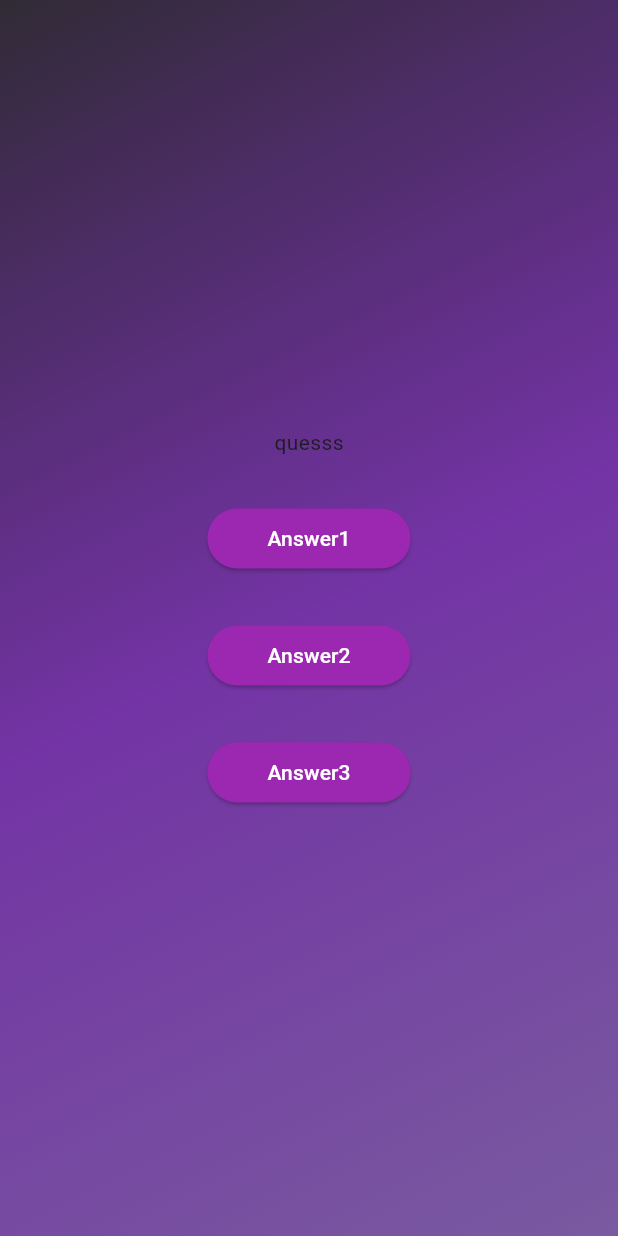
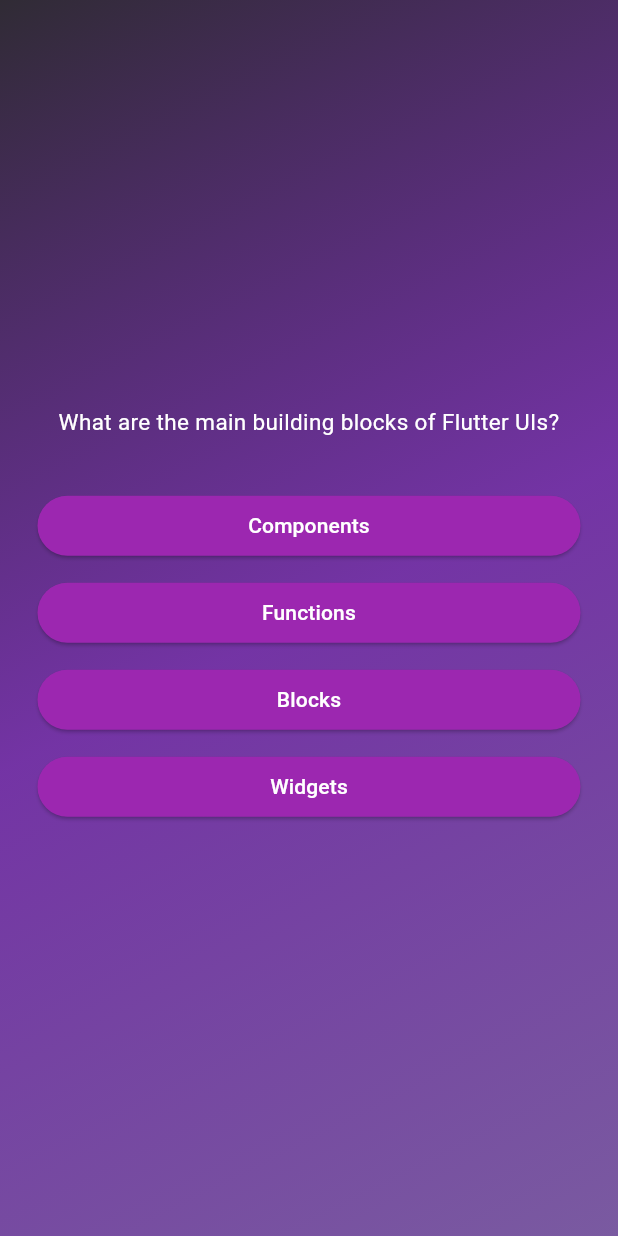
Before and after one commit to Dannysyed/Quiz-App, a Flutter app: the screen it shows after launch, after a tap on "Take Quiz", on a phone screen of 412 x 824 dp. Run offline on Flutter 3.47's test engine with Material 3 defaults, Android fonts, the phone set to English and light mode, and no system bars; Roboto replaces fonts that are missing (addressCity).

Commit message:
Building Question screen and result screen

```diff
--- a/lib/custom_button.dart
+++ b/lib/custom_button.dart
@@ -7,14 +7,23 @@ class AnswerButton extends StatelessWidget {
 
   @override
   Widget build(context) {
-    return ElevatedButton(
+    return Container(
+      margin: const EdgeInsets.all(5), // Add margin here
+      child: ElevatedButton(
         onPressed: onTap,
         style: ElevatedButton.styleFrom(
-            padding: const EdgeInsets.symmetric(horizontal: 40, vertical: 10),
-            backgroundColor: Colors.purple,
-            foregroundColor: Colors.white,
-            shape: RoundedRectangleBorder(
-                borderRadius: BorderRadius.circular(40))),
-        child: Text(text));
+          padding: const EdgeInsets.symmetric(horizontal: 40, vertical: 10),
+          backgroundColor: Colors.purple,
+          foregroundColor: Colors.white,
+          shape: RoundedRectangleBorder(
+            borderRadius: BorderRadius.circular(40),
+          ),
+        ),
+        child: Text(
+          text,
+          textAlign: TextAlign.center,
+        ),
+      ),
+    );
   }
 }
--- a/lib/models/quiz_question.dart
+++ b/lib/models/quiz_question.dart
@@ -2,4 +2,10 @@ class QuizQuestion {
   const QuizQuestion(this.text, this.answers);
   final String text;
   final List<String> answers;
+
+  List<String> getShuffledAnswer() {
+    final newshuffledAnswer = List.of(answers);
+    newshuffledAnswer.shuffle();
+    return newshuffledAnswer;
+  }
 }
--- a/lib/questions_screen.dart
+++ b/lib/questions_screen.dart
@@ -1,8 +1,10 @@
 import 'package:flutter/material.dart';
 import 'package:quiz/custom_button.dart';
+import 'package:quiz/data/questions.dart';
 
 class QuestionsScreen extends StatefulWidget {
-  const QuestionsScreen({super.key});
+  const QuestionsScreen(this.selectedAnswer, {super.key});
+  final void Function(String) selectedAnswer;
   @override
   State<QuestionsScreen> createState() {
     return _QuestionsScreenState();
@@ -10,27 +12,44 @@ class QuestionsScreen extends StatefulWidget {
 }
 
 class _QuestionsScreenState extends State<QuestionsScreen> {
+  var currentQuestionIndex = 0;
+
+  changeQuestion(String answer) {
+    widget.selectedAnswer(answer);
+    // print();
+    setState(() {
+      currentQuestionIndex += 1;
+    });
+  }
+
   @override
   Widget build(context) {
+    final questionsdata = questions[currentQuestionIndex];
     return SizedBox(
       width: double.infinity,
+      child: Container(
+        margin: const EdgeInsets.all(20),
         child: Column(
           mainAxisAlignment: MainAxisAlignment.center,
+          crossAxisAlignment: CrossAxisAlignment.stretch,
           children: [
-          const Text("quesss"),
+            Text(
+              questionsdata.text,
+              style: const TextStyle(
+                  color: Colors.white,
+                  fontSize: 15,
+                  fontFamily: AutofillHints.addressCity),
+              textAlign: TextAlign.center,
+            ),
             const SizedBox(
               height: 30,
             ),
-          AnswerButton(onTap: () {}, text: 'Answer1'),
-          const SizedBox(
-            height: 30,
+            ...questionsdata.getShuffledAnswer().map((val) {
+              return AnswerButton(
+                  onTap: () => {changeQuestion(val)}, text: val);
+            }),
+          ],
         ),
-          AnswerButton(onTap: () {}, text: 'Answer2'),
-          const SizedBox(
-            height: 30,
-          ),
-          AnswerButton(onTap: () {}, text: 'Answer3')
-        ],
       ),
     );
   }
--- a/lib/quiz.dart
+++ b/lib/quiz.dart
@@ -1,5 +1,7 @@
 import 'package:flutter/material.dart';
 import 'package:flutter/widgets.dart';
+import 'package:quiz/data/questions.dart';
+import 'package:quiz/final_screen.dart';
 import 'package:quiz/questions_screen.dart';
 import 'package:quiz/start_screen.dart';
 
@@ -19,7 +21,20 @@ class _QuizState extends State<Quiz> {
   //   activeScreen = StartScreen(switchScreen);
   //   super.initState();
   // }
+
+  List<String> answerSelected = [];
   var activeScreen = "Start-Screen";
+
+  void addingAnswer(String answers) {
+    answerSelected.add(answers);
+
+    if (answerSelected.length == questions.length) {
+      setState(() {
+        activeScreen = "Final-Screen";
+        answerSelected = [];
+      });
+    }
+  }
 
   void switchScreen() {
     setState(() {
@@ -29,6 +44,18 @@ class _QuizState extends State<Quiz> {
 
   @override
   Widget build(context) {
+    Widget screenWidget = StartScreen(switchScreen);
+    if (activeScreen == "Start-Screen") {
+      screenWidget = StartScreen(switchScreen);
+    }
+    if (activeScreen == "Final-Screen") {
+      screenWidget = FinalScreen(
+        choosenAnswer: answerSelected,
+      );
+    }
+    if (activeScreen == "Question-Screen") {
+      screenWidget = QuestionsScreen(addingAnswer);
+    }
     return MaterialApp(
       home: Scaffold(
         body: Container(
@@ -39,9 +66,7 @@ class _QuizState extends State<Quiz> {
               Color.fromARGB(166, 51, 6, 110)
             ], begin: Alignment.topLeft, end: Alignment.bottomRight),
           ),
-          child: activeScreen == "Start-Screen"
-              ? StartScreen(switchScreen)
-              : const QuestionsScreen(),
+          child: screenWidget,
         ),
       ),
     );
```
Also changed, not shown: lib/final_screen.dart (added, +34 -0 lines). Lines whose indentation alone changed are shown as unchanged.
